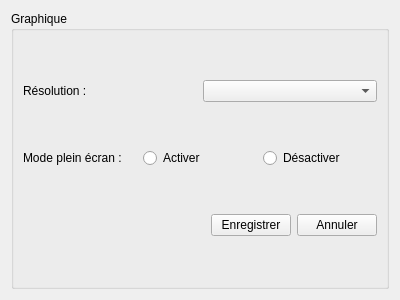
Above: StreetCar/StreetCar/GraphicsOption.ui from paboccard/Projet_Prog_Jeu before the change. Below: the same form after it.
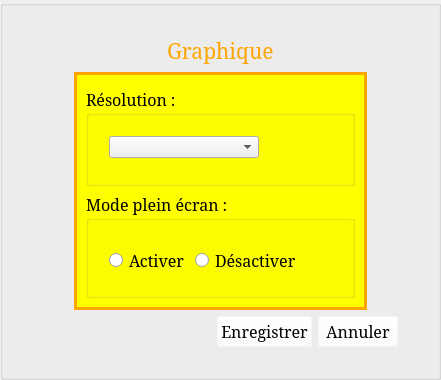
That is the form after the change. Icons and pictures are not drawn.

The edit to the form file:
```diff
--- a/StreetCar/StreetCar/GraphicsOption.ui
+++ b/StreetCar/StreetCar/GraphicsOption.ui
@@ -6,59 +6,305 @@
    <rect>
     <x>0</x>
     <y>0</y>
-    <width>400</width>
-    <height>300</height>
+    <width>441</width>
+    <height>358</height>
    </rect>
   </property>
   <property name="windowTitle">
    <string>Form</string>
   </property>
+  <property name="styleSheet">
+   <string notr="true">#groupBox {
+	border-image: url(:/images/menu_fond);
+}
+
+#label {
+	color: orange;
+}
+
+QPushButton {
+	background-color: rgba(255, 255, 255, 0);
+}</string>
+  </property>
   <layout class="QVBoxLayout" name="verticalLayout">
+   <property name="margin">
+    <number>0</number>
+   </property>
    <item>
     <widget class="QGroupBox" name="groupBox">
+     <property name="styleSheet">
+      <string notr="true">#groupBox {
+	border-image: url(:/images/menu_fond);
+}
+
+#label {
+	color: orange;
+}
+
+QPushButton {
+	background-color: rgba(255, 255, 255, 0);
+}</string>
+     </property>
      <property name="title">
-      <string>Graphique</string>
+      <string/>
      </property>
      <layout class="QVBoxLayout" name="verticalLayout_2">
+      <property name="spacing">
+       <number>6</number>
+      </property>
+      <property name="leftMargin">
+       <number>40</number>
+      </property>
+      <property name="topMargin">
+       <number>30</number>
+      </property>
+      <property name="rightMargin">
+       <number>40</number>
+      </property>
+      <property name="bottomMargin">
+       <number>30</number>
+      </property>
       <item>
-       <layout class="QHBoxLayout" name="horizontalLayout_2">
+       <layout class="QHBoxLayout" name="horizontalLayout_4">
+        <item>
+         <spacer name="horizontalSpacer_2">
+          <property name="orientation">
+           <enum>Qt::Horizontal</enum>
+          </property>
+          <property name="sizeHint" stdset="0">
+           <size>
+            <width>40</width>
+            <height>20</height>
+           </size>
+          </property>
+         </spacer>
+        </item>
         <item>
          <widget class="QLabel" name="label">
+          <property name="font">
+           <font>
+            <family>Serif</family>
+            <pointsize>16</pointsize>
+           </font>
+          </property>
           <property name="text">
-           <string>Résolution : </string>
+           <string>Graphique</string>
           </property>
          </widget>
         </item>
         <item>
-         <widget class="QComboBox" name="comboBoxResolution"/>
+         <spacer name="horizontalSpacer_3">
+          <property name="orientation">
+           <enum>Qt::Horizontal</enum>
+          </property>
+          <property name="sizeHint" stdset="0">
+           <size>
+            <width>40</width>
+            <height>20</height>
+           </size>
+          </property>
+         </spacer>
         </item>
        </layout>
       </item>
       <item>
-       <layout class="QHBoxLayout" name="horizontalLayout">
+       <spacer name="verticalSpacer">
+        <property name="orientation">
+         <enum>Qt::Vertical</enum>
+        </property>
+        <property name="sizeHint" stdset="0">
+         <size>
+          <width>20</width>
+          <height>40</height>
+         </size>
+        </property>
+       </spacer>
+      </item>
+      <item>
+       <layout class="QHBoxLayout" name="horizontalLayout_7">
+        <property name="topMargin">
+         <number>0</number>
+        </property>
         <item>
-         <widget class="QLabel" name="label_2">
-          <property name="text">
-           <string>Mode plein écran : </string>
+         <spacer name="horizontalSpacer_7">
+          <property name="orientation">
+           <enum>Qt::Horizontal</enum>
           </property>
-         </widget>
+          <property name="sizeHint" stdset="0">
+           <size>
+            <width>40</width>
+            <height>20</height>
+           </size>
+          </property>
+         </spacer>
         </item>
         <item>
-         <widget class="QRadioButton" name="radioButtonFullScreen1">
-          <property name="text">
-           <string>Activer</string>
+         <widget class="QGroupBox" name="groupBoxMusic">
+          <property name="styleSheet">
+           <string notr="true">#groupBoxMusic {
+	background-color:yellow;
+	border: 3px solid orange;
+}</string>
           </property>
+          <property name="title">
+           <string/>
+          </property>
+          <layout class="QVBoxLayout" name="verticalLayout_4">
+           <item>
+            <widget class="QGroupBox" name="groupBoxResolution">
+             <property name="font">
+              <font>
+               <family>Serif</family>
+               <pointsize>12</pointsize>
+               <weight>50</weight>
+               <bold>false</bold>
+              </font>
+             </property>
+             <property name="styleSheet">
+              <string notr="true"/>
+             </property>
+             <property name="title">
+              <string>Résolution : </string>
+             </property>
+             <layout class="QHBoxLayout" name="horizontalLayout_5">
+              <property name="leftMargin">
+               <number>20</number>
+              </property>
+              <property name="topMargin">
+               <number>20</number>
+              </property>
+              <property name="rightMargin">
+               <number>20</number>
+              </property>
+              <property name="bottomMargin">
+               <number>25</number>
+              </property>
+              <item>
+               <widget class="QComboBox" name="comboBoxResolution">
+                <property name="minimumSize">
+                 <size>
+                  <width>150</width>
+                  <height>0</height>
+                 </size>
+                </property>
+               </widget>
+              </item>
+              <item>
+               <spacer name="horizontalSpacer_4">
+                <property name="orientation">
+                 <enum>Qt::Horizontal</enum>
+                </property>
+                <property name="sizeHint" stdset="0">
+                 <size>
+                  <width>40</width>
+                  <height>20</height>
+                 </size>
+                </property>
+               </spacer>
+              </item>
+             </layout>
+            </widget>
+           </item>
+           <item>
+            <widget class="QGroupBox" name="groupBoxEffect">
+             <property name="font">
+              <font>
+               <family>Serif</family>
+               <pointsize>12</pointsize>
+              </font>
+             </property>
+             <property name="styleSheet">
+              <string notr="true"/>
+             </property>
+             <property name="title">
+              <string>Mode plein écran :</string>
+             </property>
+             <layout class="QHBoxLayout" name="horizontalLayout_2">
+              <property name="leftMargin">
+               <number>20</number>
+              </property>
+              <property name="topMargin">
+               <number>25</number>
+              </property>
+              <property name="rightMargin">
+               <number>20</number>
+              </property>
+              <property name="bottomMargin">
+               <number>20</number>
+              </property>
+              <item>
+               <widget class="QRadioButton" name="radioButtonFullScreen1">
+                <property name="font">
+                 <font>
+                  <family>Serif</family>
+                  <pointsize>12</pointsize>
+                 </font>
+                </property>
+                <property name="text">
+                 <string>Activer</string>
+                </property>
+               </widget>
+              </item>
+              <item>
+               <widget class="QRadioButton" name="radioButtonFullScreen2">
+                <property name="font">
+                 <font>
+                  <family>Serif</family>
+                  <pointsize>12</pointsize>
+                 </font>
+                </property>
+                <property name="text">
+                 <string>Désactiver</string>
+                </property>
+               </widget>
+              </item>
+              <item>
+               <spacer name="horizontalSpacer_6">
+                <property name="orientation">
+                 <enum>Qt::Horizontal</enum>
+                </property>
+                <property name="sizeHint" stdset="0">
+                 <size>
+                  <width>40</width>
+                  <height>20</height>
+                 </size>
+                </property>
+               </spacer>
+              </item>
+             </layout>
+            </widget>
+           </item>
+          </layout>
          </widget>
         </item>
         <item>
-         <widget class="QRadioButton" name="radioButtonFullScreen2">
-          <property name="text">
-           <string>Désactiver</string>
+         <spacer name="horizontalSpacer_5">
+          <property name="orientation">
+           <enum>Qt::Horizontal</enum>
           </property>
-         </widget>
+          <property name="sizeHint" stdset="0">
+           <size>
+            <width>40</width>
+            <height>20</height>
+           </size>
+          </property>
+         </spacer>
         </item>
        </layout>
       </item>
+      <item>
+       <spacer name="verticalSpacer_2">
+        <property name="orientation">
+         <enum>Qt::Vertical</enum>
+        </property>
+        <property name="sizeHint" stdset="0">
+         <size>
+          <width>20</width>
+          <height>40</height>
+         </size>
+        </property>
+       </spacer>
+      </item>
       <item>
        <layout class="QHBoxLayout" name="horizontalLayout_3">
         <item>
@@ -76,6 +322,12 @@
         </item>
         <item>
          <widget class="QPushButton" name="buttonAccept">
+          <property name="font">
+           <font>
+            <family>Serif</family>
+            <pointsize>12</pointsize>
+           </font>
+          </property>
           <property name="text">
            <string>Enregistrer</string>
           </property>
@@ -83,6 +335,12 @@
         </item>
         <item>
          <widget class="QPushButton" name="buttonCancel">
+          <property name="font">
+           <font>
+            <family>Serif</family>
+            <pointsize>12</pointsize>
+           </font>
+          </property>
           <property name="text">
            <string>Annuler</string>
           </property>
```
